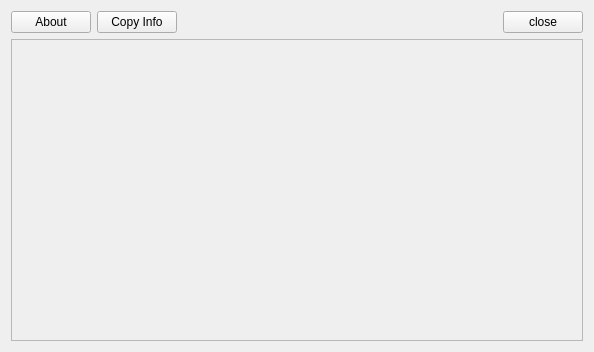
Before: the Qt Designer form retroshare-gui/src/gui/AboutWidget.ui in RetroShare/RetroShare, drawn with Qt 5.
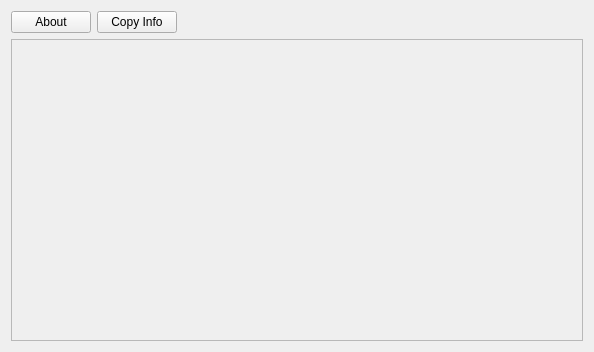
After: the same form once the commit is applied. Icons and pictures are not drawn.

Commit message: remove useless close_button

```diff
--- a/retroshare-gui/src/gui/AboutWidget.ui
+++ b/retroshare-gui/src/gui/AboutWidget.ui
@@ -47,13 +47,6 @@
        </property>
       </spacer>
      </item>
-     <item>
-      <widget class="QPushButton" name="close_button">
-       <property name="text">
-        <string>close</string>
-       </property>
-      </widget>
-     </item>
     </layout>
    </item>
    <item>
```
The commit also changes 2 other files.
